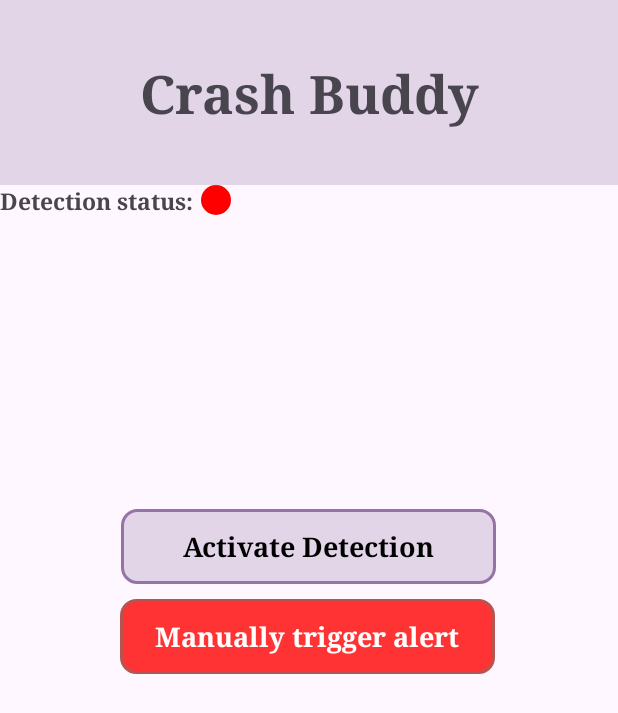
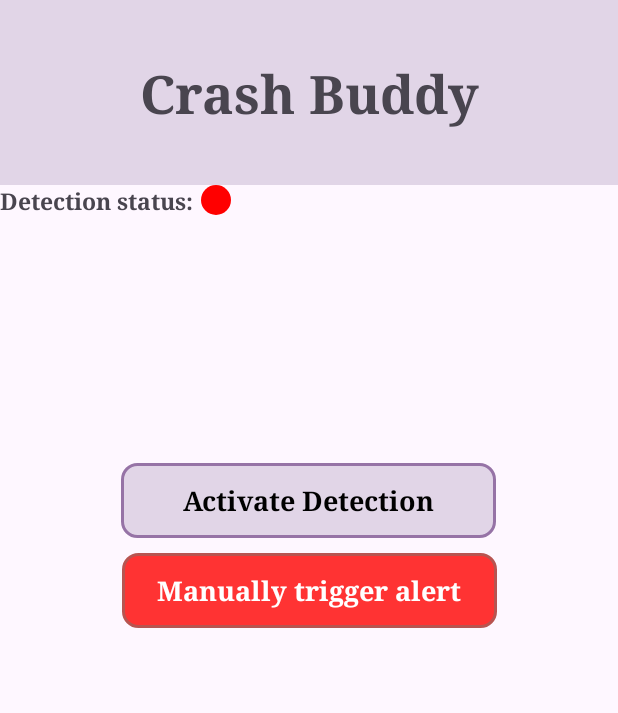
Before and after one commit to Hustini/ChrashBuddy, an Android app: the screen it shows after launch (MainActivity), on a phone screen of 412 x 824 dp. Shown: the top 713 px of the screen. Run offline under Robolectric (Android 15) with nearby library versions, the phone set to English and light mode, and no system bars.

Commit message:
centered every thing

```diff
--- a/app/src/main/res/layout/activity_main.xml
+++ b/app/src/main/res/layout/activity_main.xml
@@ -9,16 +9,14 @@
 
     <ImageView
         android:id="@+id/topBox"
-        android:layout_width="412dp"
+        android:layout_width="0dp"
         android:layout_height="123dp"
         android:contentDescription="Box image"
+        android:scaleType="fitXY"
         android:src="@drawable/box"
-        app:layout_constraintBottom_toBottomOf="parent"
         app:layout_constraintEnd_toEndOf="parent"
-        app:layout_constraintHorizontal_bias="0.0"
         app:layout_constraintStart_toStartOf="parent"
-        app:layout_constraintTop_toTopOf="parent"
-        app:layout_constraintVertical_bias="0.0" />
+        app:layout_constraintTop_toTopOf="parent" />
 
     <TextView
         android:id="@+id/title"
@@ -28,21 +26,23 @@
         android:textSize="35sp"
         android:fontFamily="serif"
         android:textStyle="bold"
-        app:layout_constraintBottom_toBottomOf="@+id/topBox"
-        app:layout_constraintEnd_toEndOf="@+id/topBox"
-        app:layout_constraintStart_toStartOf="@+id/topBox"
-        app:layout_constraintTop_toTopOf="@+id/topBox" />
+        app:layout_constraintBottom_toBottomOf="@id/topBox"
+        app:layout_constraintStart_toStartOf="@id/topBox"
+        app:layout_constraintEnd_toEndOf="@id/topBox"
+        app:layout_constraintTop_toTopOf="@id/topBox" />
 
     <TextView
         android:id="@+id/detectionStatusText"
         android:layout_width="wrap_content"
         android:layout_height="wrap_content"
+        android:fontFamily="serif"
         android:text="Detection status:"
         android:textSize="15sp"
-        android:fontFamily="serif"
         android:textStyle="bold"
+        app:layout_constraintEnd_toEndOf="parent"
+        app:layout_constraintHorizontal_bias="0.0"
         app:layout_constraintStart_toStartOf="parent"
-        app:layout_constraintTop_toBottomOf="@+id/topBox" />
+        app:layout_constraintTop_toBottomOf="@id/topBox" />
 
     <ImageView
         android:id="@+id/detectionStatusSymbol"
@@ -57,7 +57,7 @@
         android:id="@+id/activationButton"
         android:layout_width="250dp"
         android:layout_height="50dp"
-        android:layout_marginTop="216dp"
+        android:layout_marginTop="164dp"
         android:background="@drawable/custombutton"
         android:fontFamily="serif"
         android:gravity="center"
@@ -68,13 +68,12 @@
         app:layout_constraintEnd_toEndOf="parent"
         app:layout_constraintHorizontal_bias="0.496"
         app:layout_constraintStart_toStartOf="parent"
-        app:layout_constraintTop_toBottomOf="@+id/topBox" />
+        app:layout_constraintTop_toBottomOf="@id/detectionStatusText" />
 
     <TextView
         android:id="@+id/triggerAlarmButton"
         android:layout_width="250dp"
         android:layout_height="50dp"
-        android:layout_marginStart="80dp"
         android:layout_marginTop="10dp"
         android:background="@drawable/alarmbutton"
         android:fontFamily="serif"
@@ -83,7 +82,8 @@
         android:textColor="#FFFFFF"
         android:textSize="18sp"
         android:textStyle="bold"
+        app:layout_constraintTop_toBottomOf="@id/activationButton"
         app:layout_constraintStart_toStartOf="parent"
-        app:layout_constraintTop_toBottomOf="@+id/activationButton" />
+        app:layout_constraintEnd_toEndOf="parent" />
 
 </androidx.constraintlayout.widget.ConstraintLayout>
```
Also changed, not shown: app/src/main/res/layout/activity_alarm.xml (+9 -9 lines).
